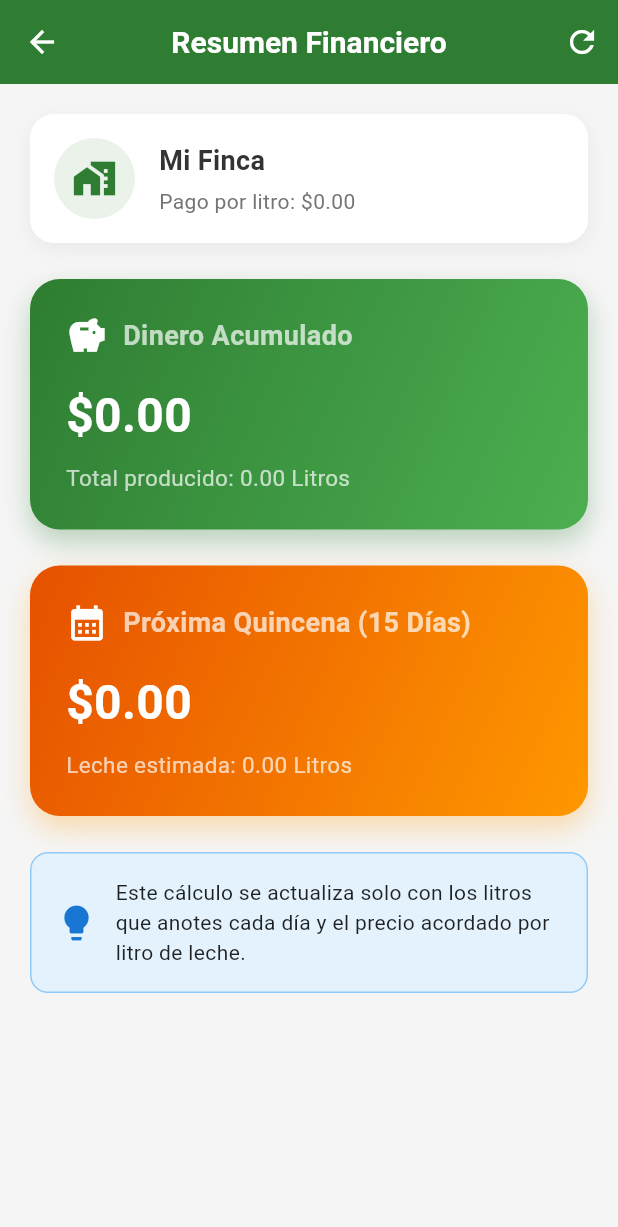
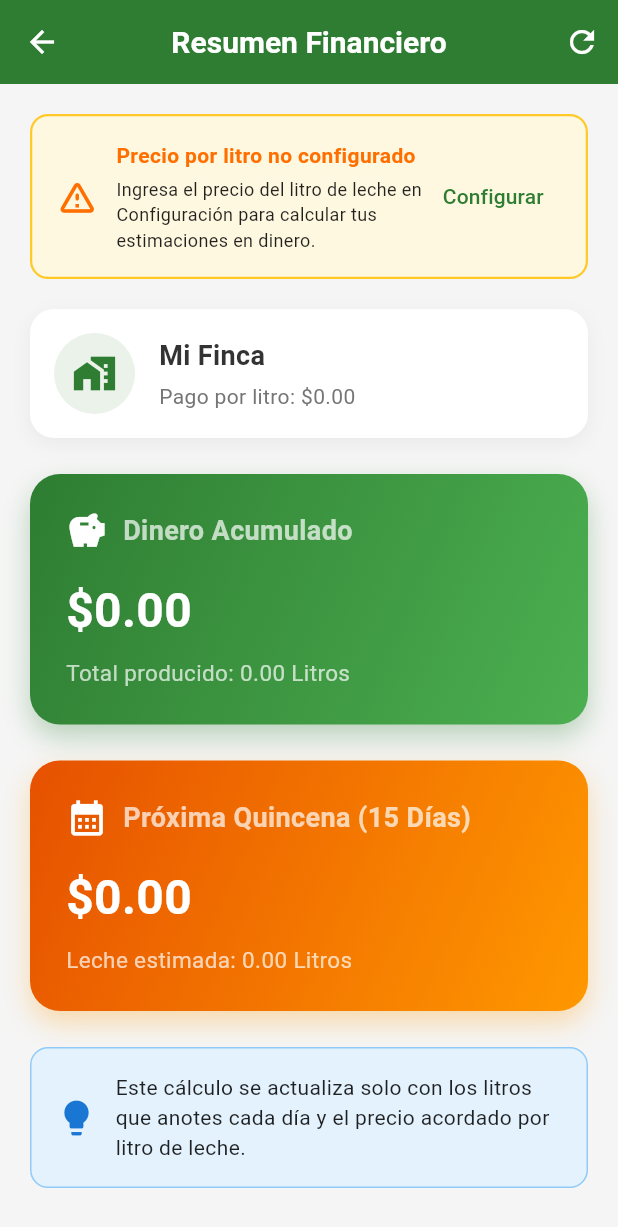
Before and after one commit to JohanYCT/regressly, a Flutter app: the FinancieroScreen screen opened by its route, on a phone screen of 412 x 824 dp. Shown: the top 1227 px of the screen. Run offline on Flutter 3.47's test engine with Material 3 defaults, Android fonts, the phone set to English and light mode, and no system bars; our stand-ins replace fl_chart, google_sign_in, shared_preferences, sqflite; accounts and stored records are empty.

Commit message:
fix: agregar validación de comas decimales, banner de precio  y unificar estimación quincenal

```diff
--- a/lib/screens/financiero_screen.dart
+++ b/lib/screens/financiero_screen.dart
@@ -99,8 +99,8 @@ class _FinancieroScreenState extends State<FinancieroScreen> {
     // 📈 CÁLCULO DE PROYECCIÓN A 15 DÍAS (PRÓXIMA QUINCENA)
     // =========================================================================
     double litros15 = 0.0;
-    if (registrosOrdenados.length >= 2) {
-      // Si tenemos al menos 2 puntos de datos, aplicamos regresión lineal avanzada
+    if (registrosOrdenados.length >= 14) {
+      // Si tenemos al menos 14 días de datos, aplicamos regresión lineal avanzada
       final regRes = _analyticsService.calcularRegresion(registrosOrdenados);
       final predicciones = _analyticsService.calcularPredicciones(
         registrosOrdenados,
@@ -115,7 +115,7 @@ class _FinancieroScreenState extends State<FinancieroScreen> {
         litros15 += predicciones[i];
       }
     } else if (registrosOrdenados.isNotEmpty) {
-      // Fallback: Si solo hay 1 registro, usamos promedio simple proyectado a 15 días
+      // Si hay menos de 14 días, utilizamos el promedio diario real para una estimación quincenal conservadora y realista
       double promedio = totalLitros / registrosOrdenados.length;
       litros15 = promedio * 15;
     }
@@ -170,6 +170,53 @@ class _FinancieroScreenState extends State<FinancieroScreen> {
           crossAxisAlignment: CrossAxisAlignment.stretch,
           children: [
             // =================================================================
+            // ⚠️ ADVERTENCIA: PRECIO POR LITRO NO CONFIGURADO ($0)
+            // =================================================================
+            if ((_finca?.precioLitro ?? 0) <= 0) ...[
+              Container(
+                padding: const EdgeInsets.all(16),
+                decoration: BoxDecoration(
+                  color: Colors.amber.shade50,
+                  borderRadius: BorderRadius.circular(12),
+                  border: Border.all(color: Colors.amber.shade400, width: 1.5),
+                ),
+                child: Row(
+                  children: [
+                    Icon(Icons.warning_amber_rounded, color: Colors.amber.shade900, size: 28),
+                    const SizedBox(width: 12),
+                    Expanded(
+                      child: Column(
+                        crossAxisAlignment: CrossAxisAlignment.start,
+                        children: [
+                          Text(
+                            'Precio por litro no configurado',
+                            style: TextStyle(
+                              fontWeight: FontWeight.bold,
+                              fontSize: 14,
+                              color: Colors.amber.shade900,
+                            ),
+                          ),
+                          const SizedBox(height: 4),
+                          const Text(
+                            'Ingresa el precio del litro de leche en Configuración para calcular tus estimaciones en dinero.',
+                            style: TextStyle(fontSize: 12, color: Colors.black87),
+                          ),
+                        ],
+                      ),
+                    ),
+                    TextButton(
+                      onPressed: () {
+                        Navigator.pushNamed(context, '/configuracion').then((_) => _cargarDatos());
+                      },
+                      child: const Text('Configurar'),
+                    ),
+                  ],
+                ),
+              ),
+              const SizedBox(height: 20),
+            ],
+
+            // =================================================================
             // 🐄 TARJETA 1: DATOS GENERALES DE LA FINCA Y PRECIO POR LITRO
             // =================================================================
             Container(
@@ -179,7 +226,7 @@ class _FinancieroScreenState extends State<FinancieroScreen> {
                 borderRadius: BorderRadius.circular(16),
                 boxShadow: [
                   BoxShadow(
-                    color: Colors.black.withOpacity(0.05),
+                    color: Colors.black.withValues(alpha: 0.05),
                     blurRadius: 10,
                     offset: const Offset(0, 4),
                   ),
@@ -190,7 +237,7 @@ class _FinancieroScreenState extends State<FinancieroScreen> {
                   Container(
                     padding: const EdgeInsets.all(12),
                     decoration: BoxDecoration(
-                      color: AppTheme.primaryGreen.withOpacity(0.1),
+                      color: AppTheme.primaryGreen.withValues(alpha: 0.1),
                       shape: BoxShape.circle,
                     ),
                     child: const Icon(Icons.home_work, color: AppTheme.primaryGreen, size: 30),
@@ -231,7 +278,7 @@ class _FinancieroScreenState extends State<FinancieroScreen> {
                 borderRadius: BorderRadius.circular(20),
                 boxShadow: [
                   BoxShadow(
-                    color: AppTheme.primaryGreen.withOpacity(0.3),
+                    color: AppTheme.primaryGreen.withValues(alpha: 0.3),
                     blurRadius: 15,
                     offset: const Offset(0, 8),
                   ),
@@ -279,7 +326,7 @@ class _FinancieroScreenState extends State<FinancieroScreen> {
                 borderRadius: BorderRadius.circular(20),
                 boxShadow: [
                   BoxShadow(
-                    color: Colors.orange.withOpacity(0.3),
+                    color: Colors.orange.withValues(alpha: 0.3),
                     blurRadius: 15,
                     offset: const Offset(0, 8),
                   ),
```
Also changed, not shown: lib/database/database_helper.dart (+7 -2 lines), lib/screens/registro_screen.dart (+23 -8 lines).
